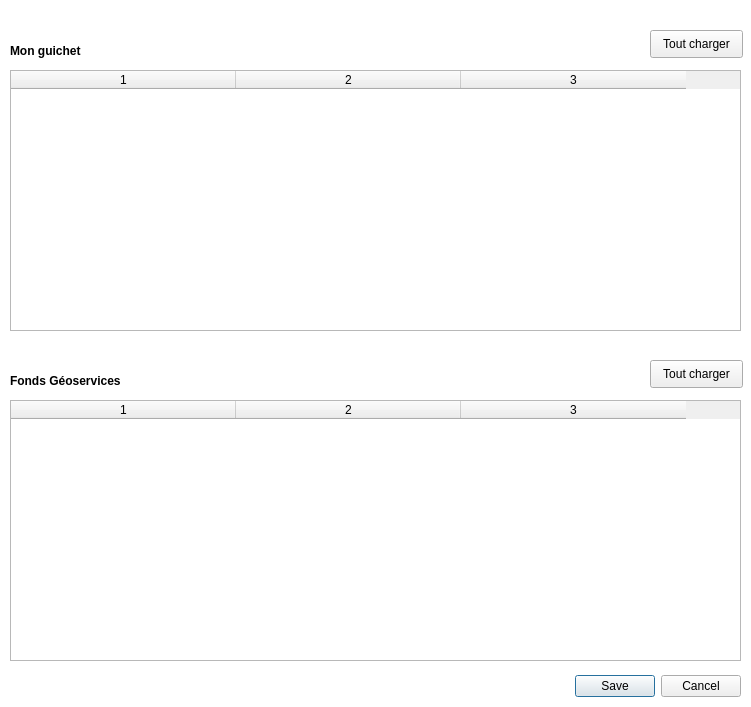
Above: ign_espace_collaboratif/FormChargerGuichet_base.ui from IGNF/espace-collaboratif-qgis-plugin before the change. Below: the same form after it.
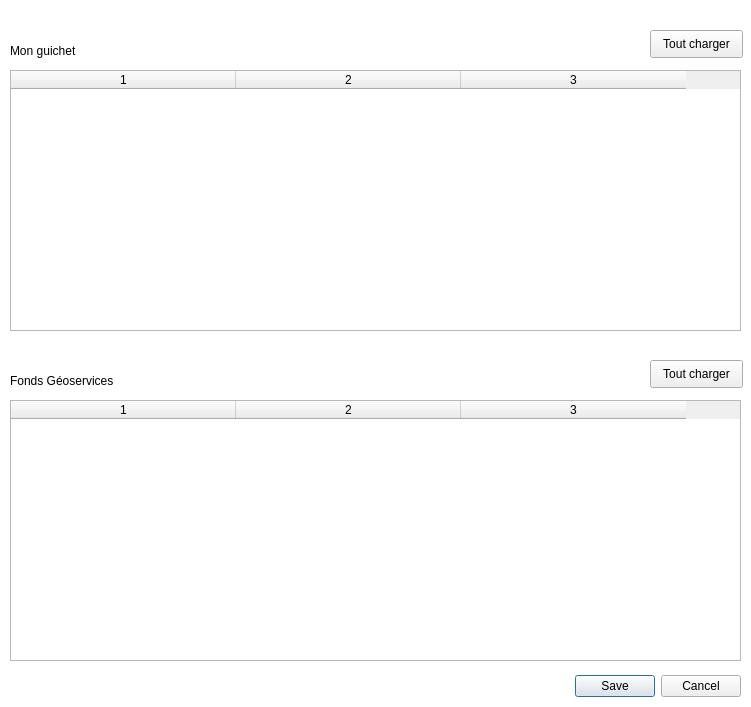
That is the form after the change.

What changed in the file:
```diff
--- a/ign_espace_collaboratif/FormChargerGuichet_base.ui
+++ b/ign_espace_collaboratif/FormChargerGuichet_base.ui
@@ -44,7 +44,7 @@
    <property name="font">
     <font>
      <pointsize>9</pointsize>
-     <weight>75</weight>
+     <weight>700</weight>
      <bold>true</bold>
     </font>
    </property>
@@ -64,7 +64,7 @@
    <property name="font">
     <font>
      <pointsize>9</pointsize>
-     <weight>75</weight>
+     <weight>700</weight>
      <bold>true</bold>
     </font>
    </property>
```
Left out of the diff: 2 changed lines with no effect on the pictures.
